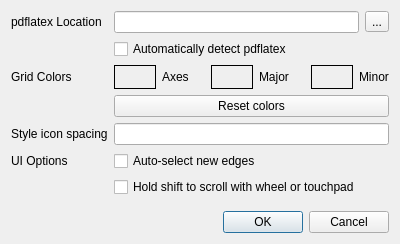
Before: the Qt Designer form src/gui/preferencedialog.ui in tikzit/tikzit, drawn with Qt 5.
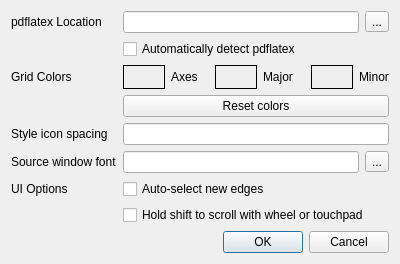
After: the same form once the commit is applied.

Commit message: larger font for source view and ability to set custom font (fixes #108)

```diff
--- a/src/gui/preferencedialog.ui
+++ b/src/gui/preferencedialog.ui
@@ -7,7 +7,7 @@
     <x>0</x>
     <y>0</y>
     <width>400</width>
-    <height>244</height>
+    <height>260</height>
    </rect>
   </property>
   <property name="windowTitle">
@@ -220,21 +220,24 @@
        </property>
       </widget>
      </item>
-     <item row="6" column="0">
+     <item row="5" column="1">
+      <widget class="QLineEdit" name="styleIconSpacing"/>
+     </item>
+     <item row="7" column="0">
       <widget class="QLabel" name="label_2">
        <property name="text">
         <string>UI Options</string>
        </property>
       </widget>
      </item>
-     <item row="6" column="1">
+     <item row="7" column="1">
       <widget class="QCheckBox" name="selectNewEdges">
        <property name="text">
         <string>Auto-select new edges</string>
        </property>
       </widget>
      </item>
-     <item row="7" column="1">
+     <item row="8" column="1">
       <widget class="QCheckBox" name="shiftToScroll">
        <property name="text">
         <string>Hold shift to scroll with wheel or touchpad</string>
@@ -248,8 +251,26 @@
        </property>
       </widget>
      </item>
-     <item row="5" column="1">
-      <widget class="QLineEdit" name="styleIconSpacing"/>
+     <item row="6" column="0">
+      <widget class="QLabel" name="label_8">
+       <property name="text">
+        <string>Source window font</string>
+       </property>
+      </widget>
+     </item>
+     <item row="6" column="1">
+      <layout class="QHBoxLayout" name="horizontalLayout_6">
+       <item>
+        <widget class="QLineEdit" name="sourceFont"/>
+       </item>
+       <item>
+        <widget class="QToolButton" name="sourceFontPick">
+         <property name="text">
+          <string>...</string>
+         </property>
+        </widget>
+       </item>
+      </layout>
      </item>
     </layout>
    </item>
```
The commit also changes 5 other files.
